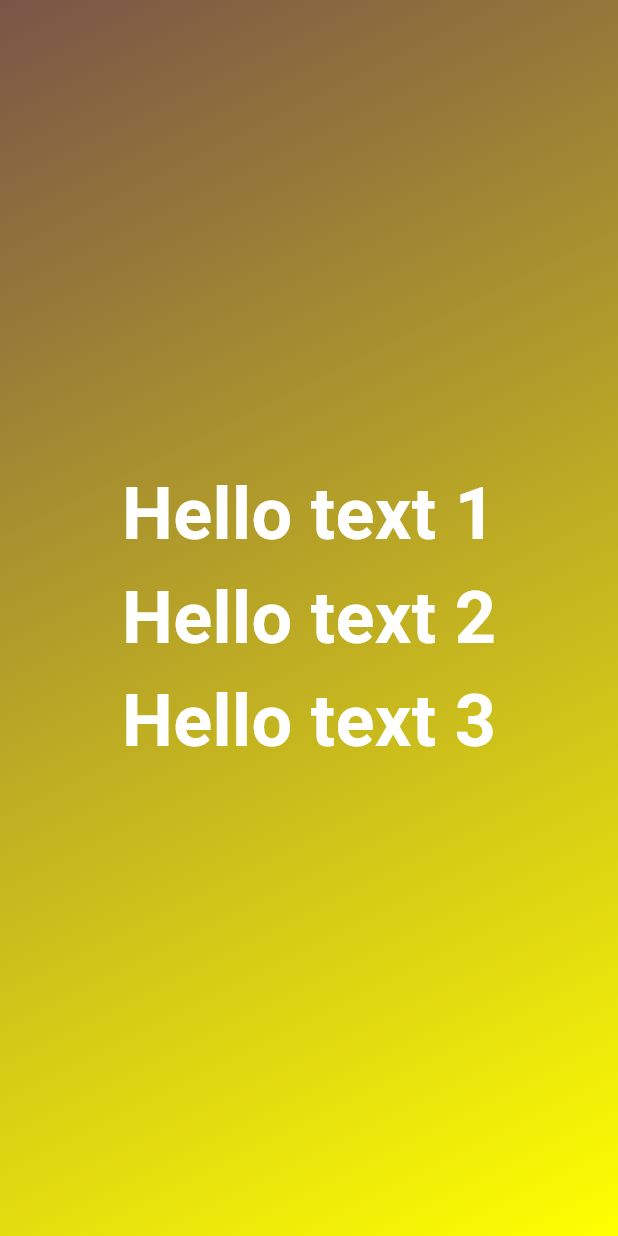
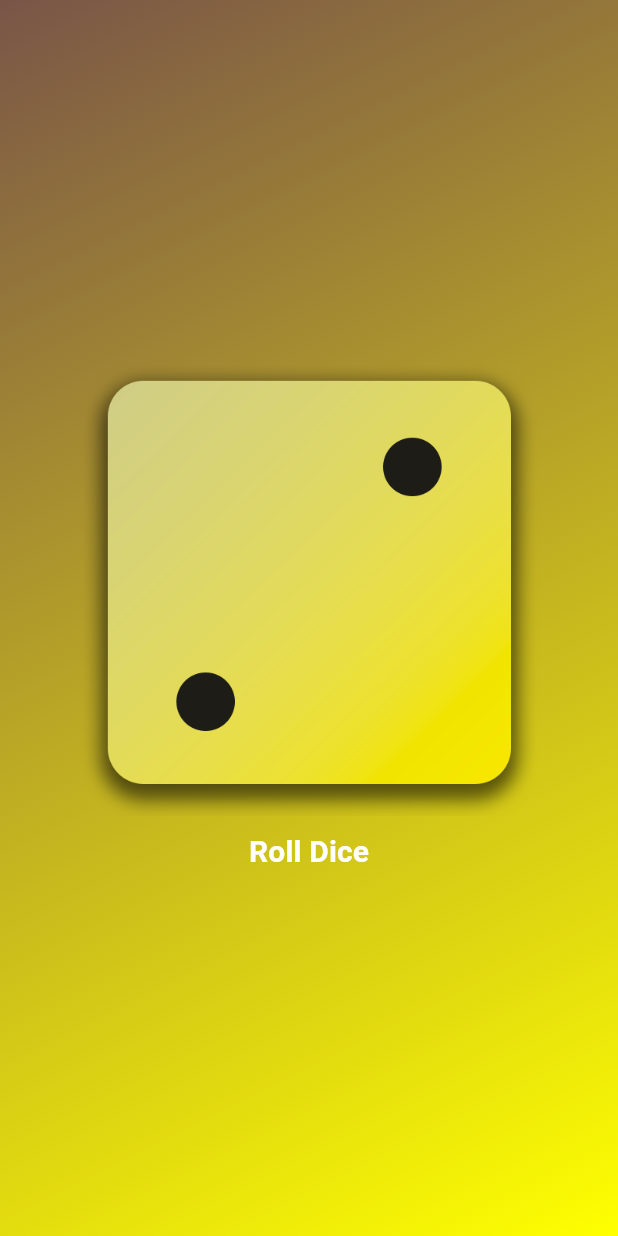
Before and after one commit to khanht99/learn_flutter, a Flutter app: the screen it shows after launch, on a phone screen of 412 x 824 dp. Run offline on Flutter 3.47's test engine with Material 3 defaults, Android fonts, the phone set to English and light mode, and no system bars.

Commit message:
handle roll dice

```diff
--- a/section_2/lib/gradient_container.dart
+++ b/section_2/lib/gradient_container.dart
@@ -1,8 +1,10 @@
 import 'package:flutter/material.dart';
-import 'package:section_2/text_styled.dart';
+import 'package:section_2/roll_dice.dart';
 
 class GradientContainer extends StatelessWidget {
-  const GradientContainer(Alignment? begin, end, this.colors, {super.key}) : beginTest = begin ?? Alignment.topLeft, endTest = end;
+  const GradientContainer(Alignment? begin, end, this.colors, {super.key})
+      : beginTest = begin ?? Alignment.topLeft,
+        endTest = end;
 
   final Alignment beginTest;
   final Alignment endTest;
@@ -19,12 +21,9 @@ class GradientContainer extends StatelessWidget {
         ),
       ),
       child: const Center(
-        child: Wrap(
-          children: [
-            TextStyled(displayText: "Hello text 1"),
-            TextStyled(displayText: "Hello text 2"),
-            TextStyled(displayText: "Hello text 3"),
-          ],
+        child: Padding(
+          padding: EdgeInsets.all(50.0),
+          child: RollDice(),
         ),
       ),
     );
--- /dev/null
+++ b/section_2/lib/roll_dice.dart
@@ -0,0 +1,38 @@
+import 'dart:math';
+import 'package:flutter/material.dart';
+
+class RollDice extends StatefulWidget {
+  const RollDice({super.key});
+
+  @override
+  State<RollDice> createState() => _RoleDiceState();
+}
+
+class _RoleDiceState extends State<RollDice> {
+  final random = Random();
+
+  var currentDiceActive = 2;
+
+  void rollDice() {
+    setState(() {
+      currentDiceActive = random.nextInt(6) + 1;
+    });
+  }
+  @override
+  Widget build(BuildContext context) {
+    return Column(
+      mainAxisSize: MainAxisSize.min,
+      children: [
+        Image.asset('images/dice-$currentDiceActive.png'),
+        TextButton(
+          onPressed: rollDice,
+          child: const Text(
+            "Roll Dice",
+            style: TextStyle(
+                color: Colors.white, fontSize: 20, fontWeight: FontWeight.bold),
+          ),
+        ),
+      ],
+    );
+  }
+}
```
Also changed, not shown: section_2/pubspec.yaml (+7 -3 lines), section_2/images/dice-1.png (added), section_2/images/dice-2.png (added), section_2/images/dice-3.png (added), section_2/images/dice-4.png (added), section_2/images/dice-5.png (added), section_2/images/dice-6.png (added), 1 other file.
